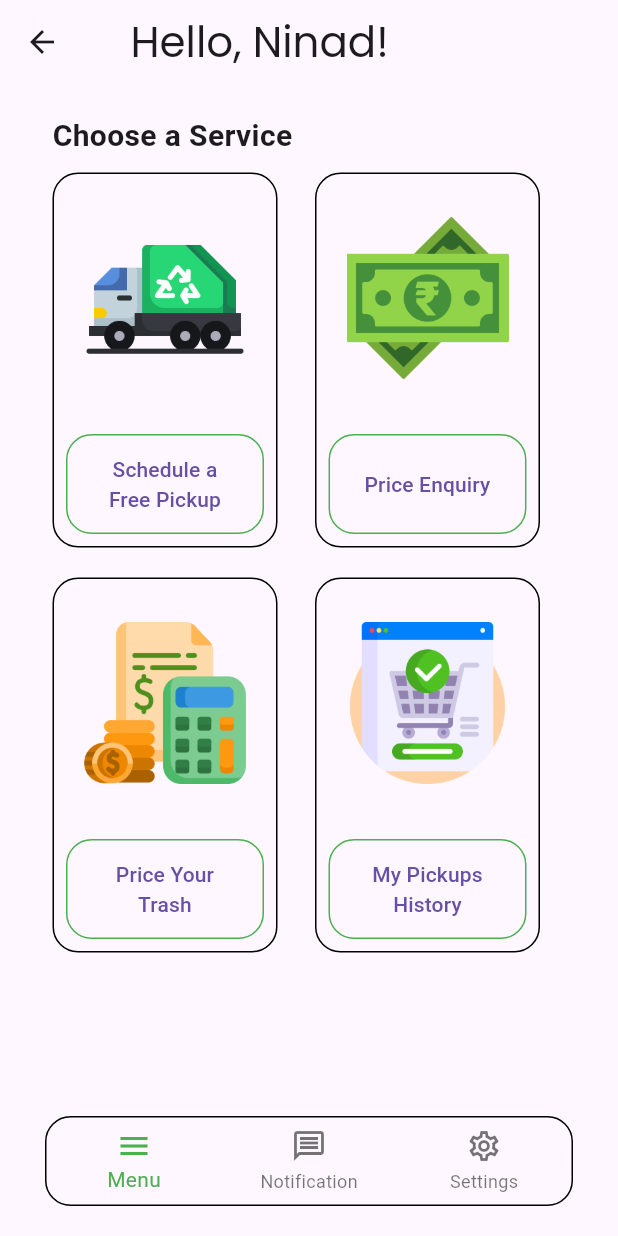
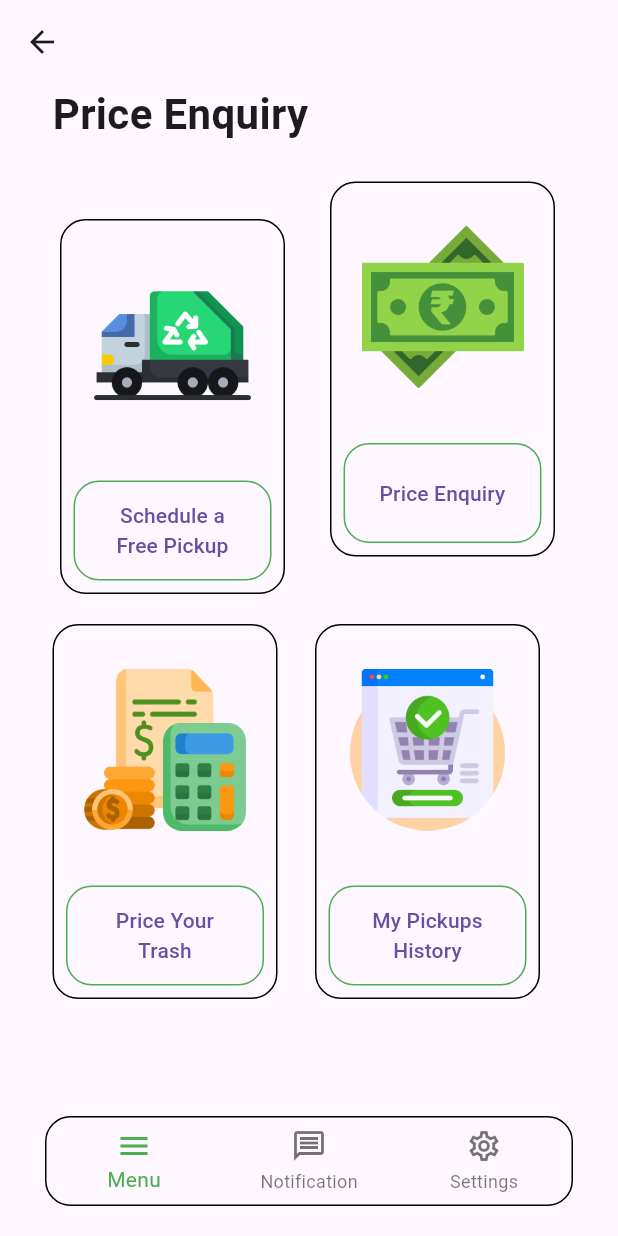
Before and after one commit to nayanraut1412/SustainX, a Flutter app: the Home screen opened directly, after a tap on "Price Enquiry", on a phone screen of 412 x 824 dp. Run offline on Flutter 3.47's test engine with Material 3 defaults, Android fonts, the phone set to English and light mode, and no system bars; our stand-ins replace lottie.

Commit message:
price enquiry page added

```diff
--- a/lib/pages/home.dart
+++ b/lib/pages/home.dart
@@ -1,6 +1,7 @@
 import 'package:flutter/material.dart';
 import 'package:sustain_x/pages/settings.dart';
 import 'package:sustain_x/pages/schedulepickup.dart';
+import 'package:sustain_x/pages/price_enquiry.dart';
 
 class Home extends StatelessWidget {
   const Home({Key? key, required this.index}) : super(key: key);
@@ -114,7 +115,15 @@ class Home extends StatelessWidget {
                           child: Padding(
                             padding: const EdgeInsets.all(8.0),
                             child: OutlinedButton(
-                              onPressed: () {},
+                              onPressed: () {
+                                Navigator.push(
+                                  context,
+                                  MaterialPageRoute(
+                                      builder: (context) => Price_Enquiry(
+                                            index: 1,
+                                          )),
+                                );
+                              },
                               child: Text(
                                 'Price Enquiry',
                                 textAlign: TextAlign.center,
--- /dev/null
+++ b/lib/pages/price_enquiry.dart
@@ -0,0 +1,297 @@
+import 'package:flutter/material.dart';
+import 'package:sustain_x/pages/settings.dart';
+import 'package:sustain_x/pages/schedulepickup.dart';
+import 'home.dart';
+
+class Price_Enquiry extends StatelessWidget {
+  const Price_Enquiry({Key? key, required this.index}) : super(key: key);
+
+  final int index;
+
+  @override
+  Widget build(BuildContext context) {
+    return Scaffold(
+      appBar: AppBar(
+          //   title: const Padding(
+          //     padding: EdgeInsets.fromLTRB(15.0, 10.0, 0.0, 10.0),
+          //     child: Text(
+          //       'Hello, Ninad!',
+          //       style: TextStyle(
+          //         fontSize: 28,
+          //         fontFamily: 'Poppins',
+          //         fontWeight: FontWeight.w400,
+          //       ),
+          //     ),
+          ),
+      // ),
+      body: Padding(
+        padding: EdgeInsets.fromLTRB(30.0, 0.0, 30.0, 0.0),
+        child: Column(
+          crossAxisAlignment: CrossAxisAlignment.start,
+          children: [
+            const Padding(
+              padding: EdgeInsets.symmetric(vertical: 0.0, horizontal: 5.0),
+              child: Text(
+                'Price Enquiry',
+                style: TextStyle(
+                  fontWeight: FontWeight.bold,
+                  fontSize: 28.0,
+                ),
+              ),
+            ),
+            Row(
+              children: [
+                Padding(
+                  padding: const EdgeInsets.fromLTRB(10.0, 50.0, 20.0, 20.0),
+                  child: Container(
+                    width: 150.0,
+                    height: 250.0,
+                    decoration: BoxDecoration(
+                      borderRadius: BorderRadius.circular(17.0),
+                      border: Border.all(color: Colors.black),
+                    ),
+                    child: Column(
+                      children: [
+                        Expanded(
+                          flex: 2,
+                          child: Padding(
+                            padding: const EdgeInsets.symmetric(
+                                vertical: 4.0, horizontal: 20.0),
+                            child: Image.asset('assets/images/truck.png'),
+                          ),
+                        ),
+                        Expanded(
+                          flex: 1,
+                          child: Padding(
+                            padding: const EdgeInsets.all(8.0),
+                            child: OutlinedButton(
+                              onPressed: () {
+                                Navigator.push(
+                                  context,
+                                  MaterialPageRoute(
+                                      builder: (context) => SchedulePickup(
+                                            index: 1,
+                                          )),
+                                );
+                              },
+                              child: Text(
+                                'Schedule a Free Pickup',
+                                textAlign: TextAlign.center,
+                              ),
+                              style: OutlinedButton.styleFrom(
+                                side: BorderSide(color: Colors.green),
+                                shape: RoundedRectangleBorder(
+                                  borderRadius: BorderRadius.circular(17.0),
+                                ),
+                              ),
+                            ),
+                          ),
+                        ),
+                      ],
+                    ),
+                  ),
+                ),
+                Padding(
+                  padding: const EdgeInsets.fromLTRB(10.0, 0.0, 0.0, 20.0),
+                  child: Container(
+                    width: 150.0,
+                    height: 250.0,
+                    decoration: BoxDecoration(
+                      borderRadius: BorderRadius.circular(17.0),
+                      border: Border.all(color: Colors.black),
+                    ),
+                    child: Column(
+                      children: [
+                        Expanded(
+                          flex: 2,
+                          child: Padding(
+                            padding: const EdgeInsets.symmetric(
+                                vertical: 4.0, horizontal: 20.0),
+                            child: Image.asset('assets/images/rupee.png'),
+                          ),
+                        ),
+                        Expanded(
+                          flex: 1,
+                          child: Padding(
+                            padding: const EdgeInsets.all(8.0),
+                            child: OutlinedButton(
+                              onPressed: () {
+                                Navigator.push(
+                                  context,
+                                  MaterialPageRoute(
+                                      builder: (context) => SchedulePickup(
+                                            index: 1,
+                                          )),
+                                );
+                              },
+                              //},
+                              child: Text(
+                                'Price Enquiry',
+                                textAlign: TextAlign.center,
+                              ),
+                              style: OutlinedButton.styleFrom(
+                                side: BorderSide(color: Colors.green),
+                                shape: RoundedRectangleBorder(
+                                  borderRadius: BorderRadius.circular(17.0),
+                                ),
+                              ),
+                            ),
+                          ),
+                        ),
+                      ],
+                    ),
+                  ),
+                ),
+              ],
+            ),
+            Row(
+              children: [
+                Padding(
+                  padding: const EdgeInsets.fromLTRB(5.0, 0.0, 20.0, 0.0),
+                  child: Container(
+                    width: 150.0,
+                    height: 250.0,
+                    decoration: BoxDecoration(
+                      borderRadius: BorderRadius.circular(17.0),
+                      border: Border.all(color: Colors.black),
+                    ),
+                    child: Column(
+                      children: [
+                        Expanded(
+                          flex: 2,
+                          child: Padding(
+                            padding: const EdgeInsets.symmetric(
+                                vertical: 4.0, horizontal: 20.0),
+                            child: Image.asset('assets/images/calculate.png'),
+                          ),
+                        ),
+                        Expanded(
+                          flex: 1,
+                          child: Padding(
+                            padding: const EdgeInsets.all(8.0),
+                            child: OutlinedButton(
+                              onPressed: () {},
+                              child: Text(
+                                'Price Your Trash',
+                                textAlign: TextAlign.center,
+                              ),
+                              style: OutlinedButton.styleFrom(
+                                side: BorderSide(color: Colors.green),
+                                shape: RoundedRectangleBorder(
+                                  borderRadius: BorderRadius.circular(17.0),
+                                ),
+                              ),
+                            ),
+                          ),
+                        ),
+                      ],
+                    ),
+                  ),
+                ),
+                Padding(
+                  padding: const EdgeInsets.fromLTRB(5.0, 0.0, 0.0, 0.0),
+                  child: Container(
+                    width: 150.0,
+                    height: 250.0,
+                    decoration: BoxDecoration(
+                      borderRadius: BorderRadius.circular(17.0),
+                      border: Border.all(color: Colors.black),
+                    ),
+                    child: Column(
+                      children: [
+                        Expanded(
+                          flex: 2,
+                          child: Padding(
+                            padding: const EdgeInsets.symmetric(
+                                vertical: 4.0, horizontal: 20.0),
+                            child: Image.asset('assets/images/order.png'),
+                          ),
+                        ),
+                        Expanded(
+                          flex: 1,
+                          child: Padding(
+                            padding: const EdgeInsets.all(8.0),
+                            child: OutlinedButton(
+                              onPressed: () {},
+                              child: Text(
+                                'My Pickups History',
+                                textAlign: TextAlign.center,
+                              ),
+                              style: OutlinedButton.styleFrom(
+                                side: BorderSide(color: Colors.green),
+                                shape: RoundedRectangleBorder(
+                                  borderRadius: BorderRadius.circular(17.0),
+                                ),
+                              ),
+                            ),
+                          ),
+                        ),
+                      ],
+                    ),
+                  ),
+                ),
+              ],
+            ),
+          ],
+        ),
+      ),
+      bottomNavigationBar: Padding(
+        padding: const EdgeInsets.symmetric(horizontal: 30.0, vertical: 20.0),
+        child: Container(
+          child: BottomNavigationBar(
+            items: [
+              BottomNavigationBarItem(
+                icon: Icon(Icons.menu),
+                label: 'Menu',
+              ),
+              BottomNavigationBarItem(
+                icon: Icon(Icons.message_outlined),
+                label: 'Notification',
+              ),
+              BottomNavigationBarItem(
+                icon: Icon(Icons.settings_outlined),
+                label: 'Settings',
+              ),
+            ],
+            currentIndex: 0,
+            onTap: (int index) {
+              switch (index) {
+                case 0:
+                  Navigator.push(
+                    context,
+                    MaterialPageRoute(
+                        builder: (context) => Home(
+                              index: 0,
+                            )),
+                  );
+                  break;
+                // case 1:
+                //   Navigator.push(
+                //     context,
+                //     MaterialPageRoute(builder: (context) => Notifications(index: 1,)),
+                //   );
+                //   break;
+                case 2:
+                  Navigator.push(
+                    context,
+                    MaterialPageRoute(
+                        builder: (context) => Settings(
+                              index: 2,
+                            )),
+                  );
+                  break;
+              }
+            },
+            elevation: 0.0,
+            backgroundColor: Colors.transparent,
+            selectedItemColor: Colors.green,
+          ),
+          decoration: BoxDecoration(
+            borderRadius: BorderRadius.circular(17.0),
+            border: Border.all(color: Colors.black),
+          ),
+        ),
+      ),
+    );
+  }
+}
```
